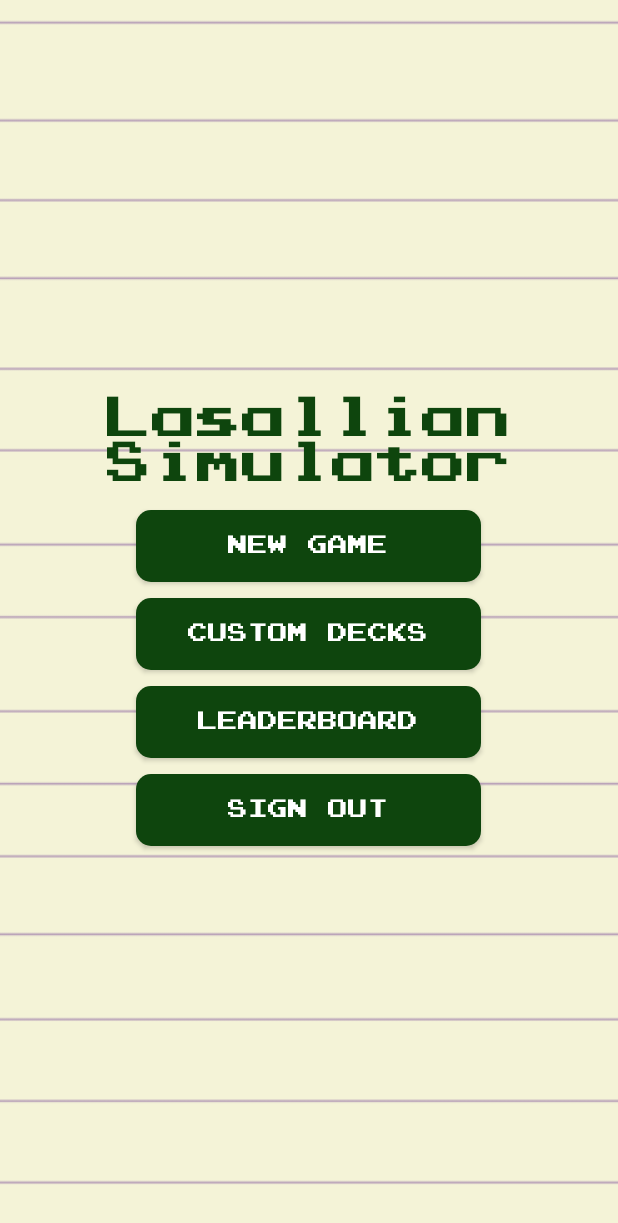
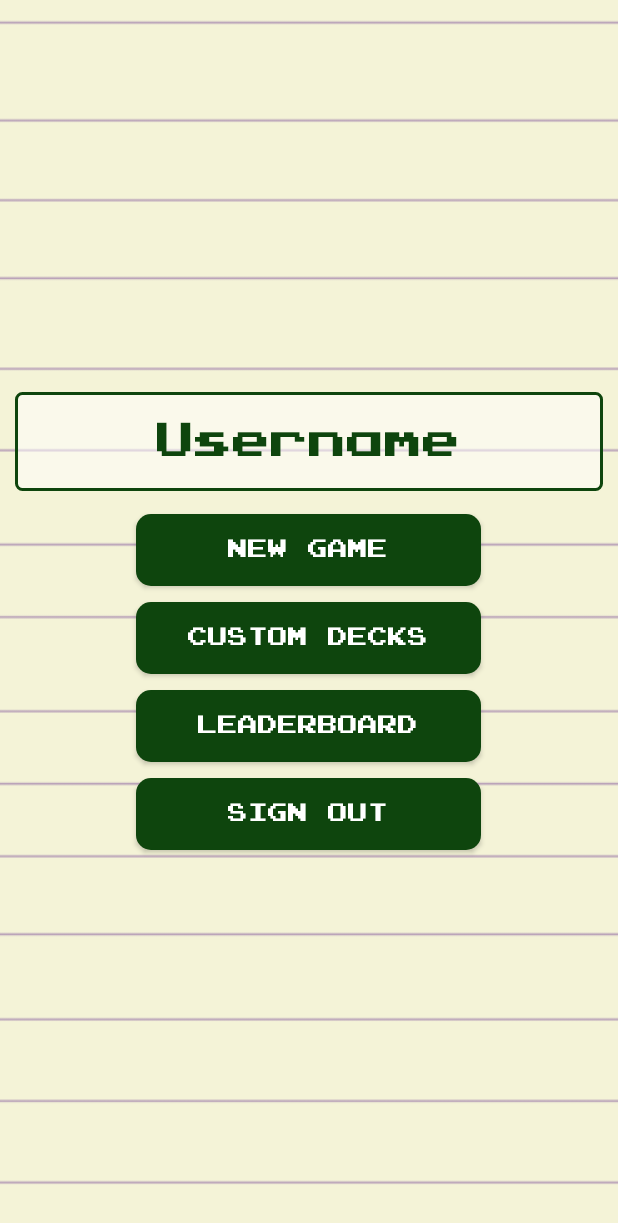
Before and after one commit to RaeanneVillanueva/MOBAPDEMP, an Android app: the StartActivity screen opened directly, with no data from a screen before it, on a phone screen of 412 x 824 dp. Shown: the top 1223 px of the screen. Run offline under Robolectric (Android 15) with nearby library versions, the phone set to English and light mode, and no system bars; our stand-ins replace Firebase (no records; nobody signed in at launch, a user with empty details on screens opened directly).

Commit message:
fixed startActivity

```diff
--- a/app/src/main/res/layout/activity_start.xml
+++ b/app/src/main/res/layout/activity_start.xml
@@ -14,12 +14,13 @@
         android:layout_height="wrap_content"
         android:fontFamily="@font/prstartk"
         android:gravity="center"
-        android:padding="10dp"
-        android:text="Lasallian Simulator"
+        android:padding="20dp"
+        android:text="Username"
+        android:layout_margin="10dp"
+        android:background="@drawable/custom_edit_text"
         android:textColor="#0E450D"
-        android:textSize="30dp"
-        app:layout_constraintBottom_toTopOf="@+id/btn_new"
-        tools:layout_editor_absoluteX="0dp" />
+        android:textSize="25dp"
+         />
 
     <Button
         android:id="@+id/btn_new"
```
Also changed, not shown: app/src/main/res/drawable/icon_shape.xml (deleted, +0 -14 lines).
